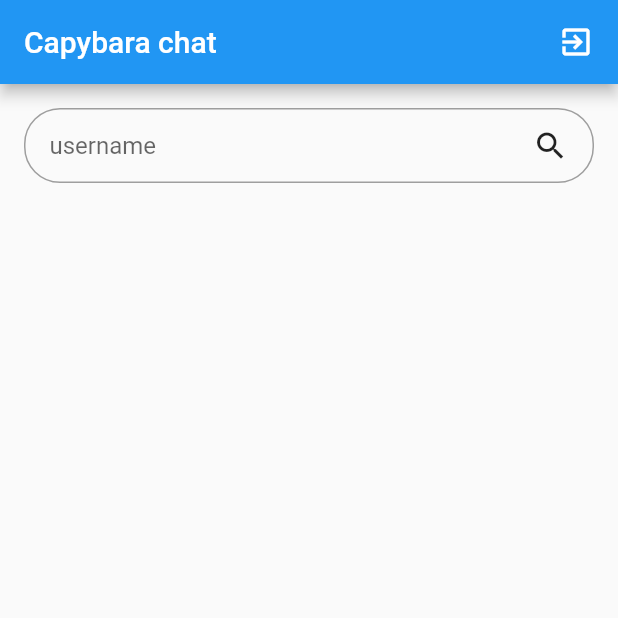
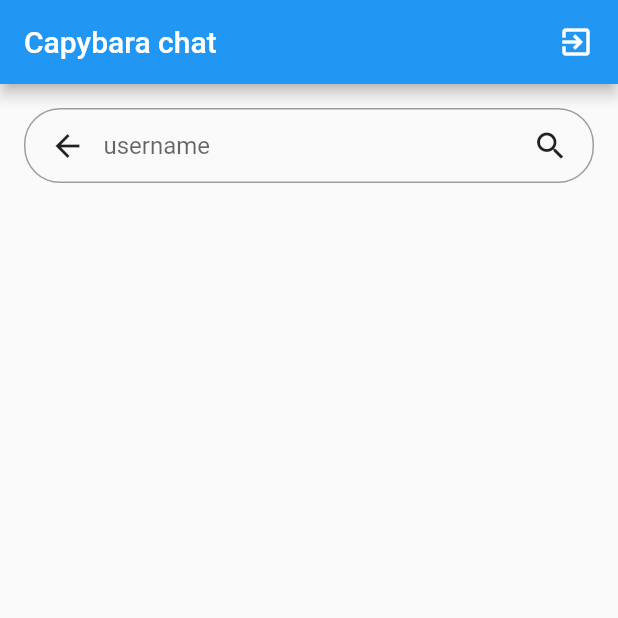
Before and after one commit to cursedpotato/chat_app, a Flutter app: the HomeScreen screen opened directly, on a phone screen of 412 x 824 dp, the top half of it. Run offline on Flutter 3.47's test engine with Material 2 defaults, Android fonts, the phone set to English and light mode, and no system bars; our stand-ins replace cloud_firestore, firebase_auth, firebase_core, google_sign_in, shared_preferences; accounts and stored records are empty.

Commit message:
Added arrow back button

```diff
--- a/lib/views/home.dart
+++ b/lib/views/home.dart
@@ -10,7 +10,6 @@ class HomeScreen extends StatefulWidget {
 }
 
 class _HomeScreenState extends State<HomeScreen> {
-
   bool isSearching = false;
   @override
   Widget build(BuildContext context) {
@@ -38,21 +37,27 @@ class _HomeScreenState extends State<HomeScreen> {
               margin: const EdgeInsets.all(16),
               padding: const EdgeInsets.symmetric(horizontal: 16),
               decoration: BoxDecoration(
-                border: Border.all(
-                  color: Colors.grey,
-                  width: 1.0,
-                  style: BorderStyle.solid,
-                ),
-                borderRadius: BorderRadius.circular(24)
-              ),
+                  border: Border.all(
+                    color: Colors.grey,
+                    width: 1.0,
+                    style: BorderStyle.solid,
+                  ),
+                  borderRadius: BorderRadius.circular(24)),
               child: Row(
-                children: const [
-                  Expanded(
+                children: [
+                  const Padding(
+                      padding: EdgeInsets.only(right: 12),
+                      child: Icon(Icons.arrow_back)),
+                  const Expanded(
                       child: TextField(
                     decoration: InputDecoration(
                         border: InputBorder.none, hintText: "username"),
                   )),
-                  Icon(Icons.search)
+                  GestureDetector(
+                      onTap: () {
+                        setState(() => isSearching = true);
+                      },
+                      child: const Icon(Icons.search))
                 ],
               ),
             )
```
Also changed, not shown: lib/services/database.dart (+7 -2 lines).
